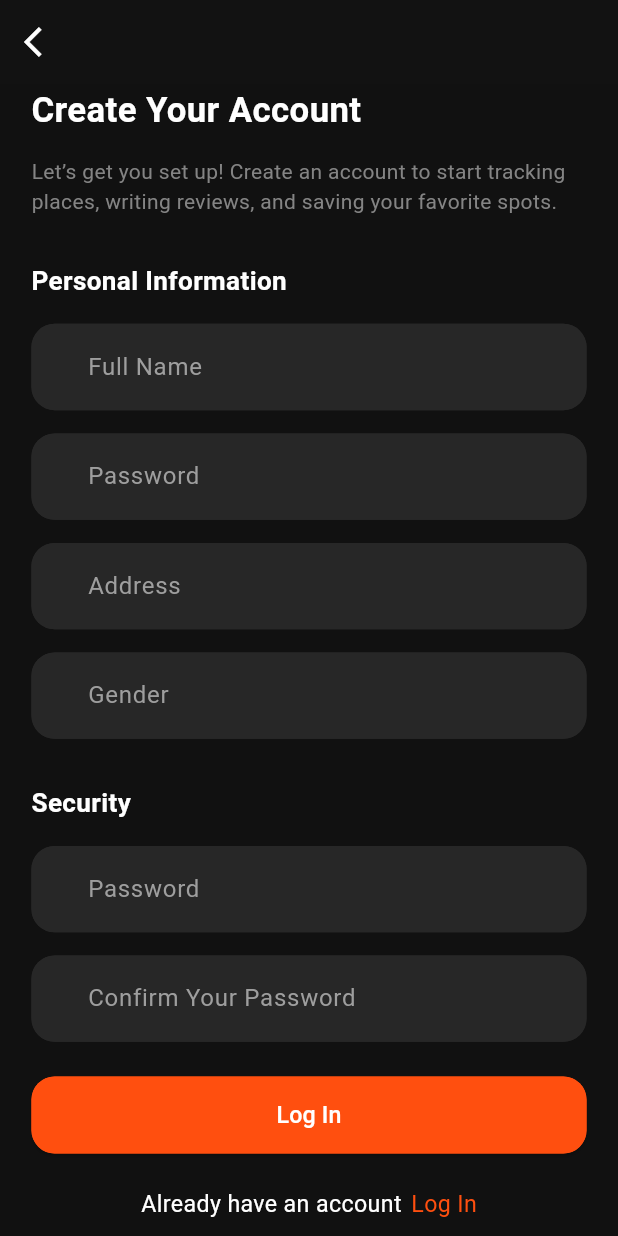
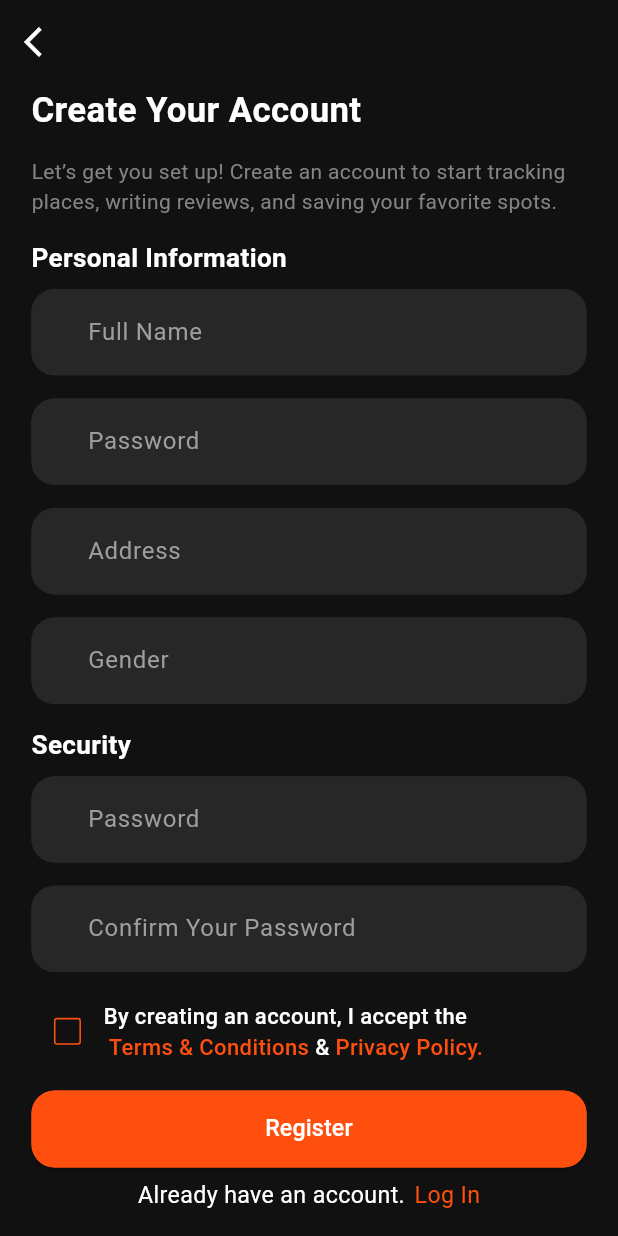
Before and after one commit to sparktechagency/Map-My-Taste, a Flutter app: the SignUpScreen screen opened by its route, on a phone screen of 412 x 824 dp. Run offline on Flutter 3.47's test engine with Material 3 defaults, Android fonts, the phone set to English and light mode, and no system bars; our stand-ins replace flutter_screenutil, flutter_svg, get, shared_preferences; accounts and stored records are empty; Roboto replaces fonts that are missing (Arial).

Commit message:
Sign Up Screen Done

```diff
--- a/assets/language/en.json
+++ b/assets/language/en.json
@@ -108,5 +108,6 @@
   "Change Password": "Change Password",
   "Current password": "Current password",
   "Describe the problem": "Describe the problem",
-  "Send It": "Send It"
+  "Send It": "Send It",
+  "Already have an account": "Already have an account"
 }
--- a/lib/utils/app_strings.dart
+++ b/lib/utils/app_strings.dart
@@ -36,6 +36,7 @@ class AppStrings {
   static String loginWithApple = 'Login With Apple';
   static String loginWithGoogle = 'Login With Google';
   static String haveNotRegisterYet = 'Haven’t register yet?';
+  static String alreadyHaveAnAccount = 'Already have an account.';
   static String register = 'Register';
   static String createYourAccount = 'Create Your Account';
   static String letGetYouSetUp = 'Let’s get you set up! Create an account to start tracking places, writing reviews, and saving your favorite spots.';
--- a/lib/views/base/custom_app_bar.dart
+++ b/lib/views/base/custom_app_bar.dart
@@ -1,6 +1,7 @@
 import 'package:flutter/material.dart';
 import 'package:flutter_screenutil/flutter_screenutil.dart';
 import 'package:get/get.dart';
+import 'package:map_my_taste/utils/app_colors.dart';
 
 import 'custom_text.dart';
 
@@ -12,6 +13,7 @@ class CustomAppBar extends StatelessWidget implements PreferredSizeWidget {
   @override
   Widget build(BuildContext context) {
     return AppBar(
+      backgroundColor: AppColors.backgroundColor,
       leading: InkWell(
           onTap: () {
             Get.back();
--- a/lib/views/screen/Auth/sign_up_screen.dart
+++ b/lib/views/screen/Auth/sign_up_screen.dart
@@ -1,3 +1,4 @@
+import 'package:flutter/gestures.dart';
 import 'package:flutter/material.dart';
 import 'package:flutter_screenutil/flutter_screenutil.dart';
 import 'package:get/get.dart';
@@ -9,8 +10,14 @@ import '../../base/custom_button.dart';
 import '../../base/custom_text.dart';
 import '../../base/custom_text_field.dart';
 
-class SignUpScreen extends StatelessWidget {
+class SignUpScreen extends StatefulWidget {
    SignUpScreen({super.key});
+
+  @override
+  State<SignUpScreen> createState() => _SignUpScreenState();
+}
+
+class _SignUpScreenState extends State<SignUpScreen> {
   final TextEditingController signUpNameCTRL = TextEditingController();
   final TextEditingController signUpEmailCTRL = TextEditingController();
   final TextEditingController signUpPhoneNumberCTRL = TextEditingController();
@@ -18,6 +25,7 @@ class SignUpScreen extends StatelessWidget {
   final TextEditingController signUpGenderCTRL = TextEditingController();
   final TextEditingController signUpPassCTRL = TextEditingController();
   final TextEditingController signUpConfirmPassCTRL = TextEditingController();
+   bool isChecked = false;
 
   @override
   Widget build(BuildContext context) {
@@ -40,14 +48,14 @@ class SignUpScreen extends StatelessWidget {
                 maxLine: 5,
                 textAlign: TextAlign.start,
                 color: AppColors.greyColor,
-                bottom: 32.h,
+                bottom: 16.h,
               ),
               //============================> Personal Information <===================================
               CustomText(
                 text: AppStrings.personalInformation.tr,
                 fontSize: 18.sp,
                 fontWeight: FontWeight.w700,
-                bottom: 16.h,
+                bottom: 8.h,
               ),
               //============================> Name Controller <===================================
               CustomTextField(
@@ -72,13 +80,13 @@ class SignUpScreen extends StatelessWidget {
                 controller: signUpGenderCTRL,
                 labelText: AppStrings.gender.tr,
               ),
-              SizedBox(height: 32.h),
+              SizedBox(height: 16.h),
               //============================> Security Information <===================================
               CustomText(
                 text: AppStrings.security.tr,
                 fontSize: 18.sp,
                 fontWeight: FontWeight.w700,
-                bottom: 16.h,
+                bottom: 8.h,
               ),
               //============================> password Controller <===================================
               CustomTextField(
@@ -91,17 +99,19 @@ class SignUpScreen extends StatelessWidget {
                 controller: signUpConfirmPassCTRL,
                 labelText: AppStrings.confirmYourPassword.tr,
               ),
-              SizedBox(height: 24.h),
-
-              //============================> Log In Button <===================================
-              CustomButton(onTap: () {}, text: AppStrings.logIn.tr),
-              SizedBox(height: 24.h),
+              SizedBox(height: 16.h),
+              //============================> Check box Section <===================================
+              _checkboxSection(),
+              SizedBox(height: 16.h),
+              //============================> Register Button <===================================
+              CustomButton(onTap: () {}, text: AppStrings.register.tr),
+              SizedBox(height: 8.h),
               //============================> Already have register yet? Register Row <===================================
               Row(
                 mainAxisAlignment: MainAxisAlignment.center,
                 children: [
                   CustomText(
-                    text: 'Already have an account'.tr,
+                    text: AppStrings.alreadyHaveAnAccount.tr,
                     fontSize: 16.sp,
                     right: 6.w,
                   ),
@@ -121,4 +131,59 @@ class SignUpScreen extends StatelessWidget {
       ),
     );
   }
+
+   //==========================> Checkbox Section Widget <=======================
+   _checkboxSection() {
+     return Row(
+       children: [
+         Checkbox(
+           checkColor: Colors.white,
+           activeColor: AppColors.primaryColor,
+           focusColor: AppColors.greyColor,
+           value: isChecked,
+           onChanged: (bool? value) {
+             setState(() {
+               isChecked = value ?? false;
+             });
+           },
+           side: BorderSide(
+             color: isChecked ? AppColors.primaryColor : AppColors.primaryColor,
+             width: 1.w,
+           ),
+         ),
+         Text.rich(
+           maxLines: 2,
+           TextSpan(
+             text: 'By creating an account, I accept the\n ',
+             style: TextStyle(fontSize: 14.w, fontWeight: FontWeight.w500),
+             children: [
+               TextSpan(
+                 text: 'Terms & Conditions',
+                 style: TextStyle(
+                     color: AppColors.primaryColor,
+                     fontSize: 14.w,
+                     fontWeight: FontWeight.w500),
+                 recognizer: TapGestureRecognizer()
+                   ..onTap = () {
+                     //Get.toNamed(AppRoutes.termsConditionScreen);
+                   },
+               ),
+               const TextSpan(text: ' & '),
+               TextSpan(
+                 text: 'Privacy Policy.',
+                 style: TextStyle(
+                     color: AppColors.primaryColor,
+                     fontSize: 14.w,
+                     fontWeight: FontWeight.w500),
+                 recognizer: TapGestureRecognizer()
+                   ..onTap = () {
+                     //Get.toNamed(AppRoutes.privacyPolicyScreen);
+                   },
+               ),
+             ],
+           ),
+         ),
+       ],
+     );
+   }
 }
```
